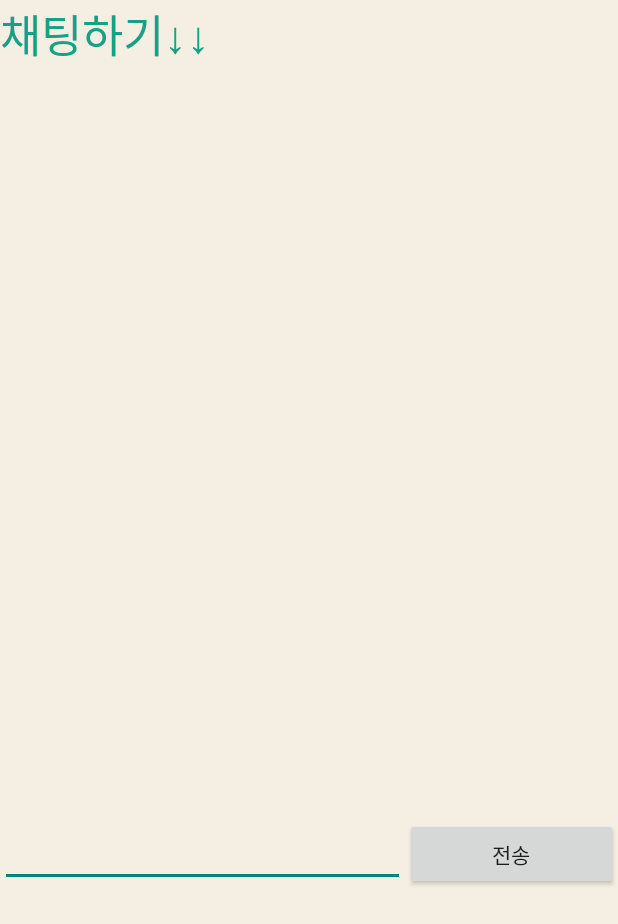
After one commit to HappyAndroid16/Happy, an Android app: the ChatActivity screen opened directly, with no data from a screen before it, on a phone screen of 412 x 824 dp. The commit adds this screen. Shown: the top 924 px of the screen. Run offline under Robolectric (Android 15) with nearby library versions, the phone set to English and light mode, and no system bars; our stand-ins replace Firebase (no records; nobody signed in at launch, a user with empty details on screens opened directly).

Commit message:
행성 누르면 채팅창 켜지기(#13)

```diff
--- a/Planet/app/src/main/AndroidManifest.xml
+++ b/Planet/app/src/main/AndroidManifest.xml
@@ -59,6 +59,9 @@
         <activity
             android:name=".AddPopUpActivity"
             android:theme="@android:style/Theme.Dialog" />
+        <activity
+            android:name=".ChatActivity"
+            android:theme="@style/AppTheme.NoActionBar" />
     </application>
 
 </manifest>
--- /dev/null
+++ b/Planet/app/src/main/java/com/example/jihu02/planet/ChatActivity.java
@@ -0,0 +1,110 @@
+package com.example.jihu02.planet;
+
+import android.os.Bundle;
+import android.support.v7.app.AppCompatActivity;
+import android.text.TextUtils;
+import android.view.View;
+import android.widget.EditText;
+import android.widget.ListView;
+
+import com.google.firebase.database.ChildEventListener;
+import com.google.firebase.database.DataSnapshot;
+import com.google.firebase.database.DatabaseError;
+import com.google.firebase.database.DatabaseReference;
+import com.google.firebase.database.FirebaseDatabase;
+
+import java.util.Random;
+
+/**
+ * Created by jihu0 on 2018-06-13.
+ */
+
+public class ChatActivity extends AppCompatActivity implements View.OnClickListener {
+    private FirebaseDatabase mFirebaseDatabase;
+    private DatabaseReference mDatabaseReferece;
+    private ChildEventListener mChildEventListener;
+    private ChatAdapter mAdapter;
+    private ListView mListView;
+    private EditText mEditMessage;
+    private String userName;
+
+    @Override
+    protected void onCreate(Bundle savedInstanceState) {
+        super.onCreate(savedInstanceState);
+        setContentView(R.layout.chat_screen);
+        initView();
+        initFirebaseDatabase();
+        initValues();
+    }
+    private void initValues(){
+        userName = "Guest"+new Random().nextInt(5000);
+    }
+
+    private void initView() {
+        mListView = (ListView) findViewById(R.id.listView);
+        mAdapter = new ChatAdapter(this, R.layout.listitem_chat);
+        mListView.setAdapter(mAdapter);
+        mEditMessage = (EditText) findViewById(R.id.textInput);
+        findViewById(R.id.btnSend).setOnClickListener(this);
+    }
+
+    private void initFirebaseDatabase() {
+        mFirebaseDatabase = mFirebaseDatabase.getInstance();
+        mDatabaseReferece = mFirebaseDatabase.getReference("message");
+        mChildEventListener = new ChildEventListener() {
+            @Override
+            public void onChildAdded(DataSnapshot dataSnapshot, String s) {
+                ChatData chatData = dataSnapshot.getValue(ChatData.class);
+                chatData.firebaseKey = dataSnapshot.getKey();
+                mAdapter.add(chatData);
+                mListView.smoothScrollToPosition(mAdapter.getCount());
+            }
+
+            @Override
+            public void onChildChanged(DataSnapshot dataSnapshot, String s) {
+
+            }
+
+            @Override
+            public void onChildRemoved(DataSnapshot dataSnapshot) {
+                String firebaseKey = dataSnapshot.getKey();
+                int count = mAdapter.getCount();
+                for(int i=0; i< count; i++){
+                    if(mAdapter.getItem(i).firebaseKey.equals(firebaseKey)){
+                        mAdapter.remove(mAdapter.getItem(i));
+                        break;
+                    }
+                }
+            }
+
+            @Override
+            public void onChildMoved(DataSnapshot dataSnapshot, String s) {
+
+            }
+
+            @Override
+            public void onCancelled(DatabaseError databaseError) {
+
+            }
+        };
+        mDatabaseReferece.addChildEventListener(mChildEventListener);
+    }
+
+    protected void onDestroy() {
+        super.onDestroy();
+        mDatabaseReferece.removeEventListener(mChildEventListener);
+    }
+
+    @Override
+    public void onClick(View v) {
+        String message = mEditMessage.getText().toString();
+        if (!TextUtils.isEmpty(message)) {
+            mEditMessage.setText("");
+            ChatData chatData = new ChatData();
+            chatData.userName = userName;
+            chatData.message = message;
+            chatData.time = System.currentTimeMillis();
+            mDatabaseReferece.push().setValue(chatData);
+        }
+    }
+}
--- /dev/null
+++ b/Planet/app/src/main/res/layout/chat_screen.xml
@@ -0,0 +1,45 @@
+<?xml version="1.0" encoding="utf-8"?>
+<LinearLayout
+    xmlns:android="http://schemas.android.com/apk/res/android"
+    android:layout_width="match_parent"
+    android:layout_height="match_parent"
+    android:orientation="vertical"
+    android:background="#f4efe2">
+
+    <TextView
+        android:layout_width="wrap_content"
+        android:layout_height="wrap_content"
+        android:fontFamily="@font/the_oegyeinseolmyeongseo"
+        android:text="채팅하기↓↓"
+        android:textColor="#16a085"
+        android:textSize="30dp"/>
+    <ListView
+        android:id="@+id/listView"
+        android:layout_width="match_parent"
+        android:layout_height="500dp">
+
+    </ListView>
+
+    <LinearLayout
+        android:layout_width="match_parent"
+        android:layout_height="?attr/actionBarSize"
+        android:orientation="horizontal"
+        >
+
+        <EditText
+            android:id="@+id/textInput"
+            android:layout_width="0dp"
+            android:layout_height="wrap_content"
+            android:layout_weight="5"
+            android:ems="10"
+            android:inputType="textPersonName"
+            android:text="" />
+
+        <Button
+            android:id="@+id/btnSend"
+            android:layout_width="wrap_content"
+            android:layout_height="wrap_content"
+            android:layout_weight="1"
+            android:text="전송" />
+    </LinearLayout>
+</LinearLayout>
```
Also changed, not shown: Planet/app/src/main/java/com/example/jihu02/planet/ChatAdapter.java (added, +53 -0 lines), Planet/app/src/main/java/com/example/jihu02/planet/ChatData.java (added, +15 -0 lines), Planet/app/src/main/java/com/example/jihu02/planet/ThreeFragment.java (+14 -0 lines), Planet/app/src/main/java/com/example/jihu02/planet/TwoFragment.java (+13 -2 lines), Planet/app/src/main/res/layout/fragment_1.xml (+10 -7 lines), Planet/app/src/main/res/layout/fragment_3.xml (added, +46 -0 lines), Planet/app/src/main/res/layout/listitem_chat.xml (added, +39 -0 lines).
